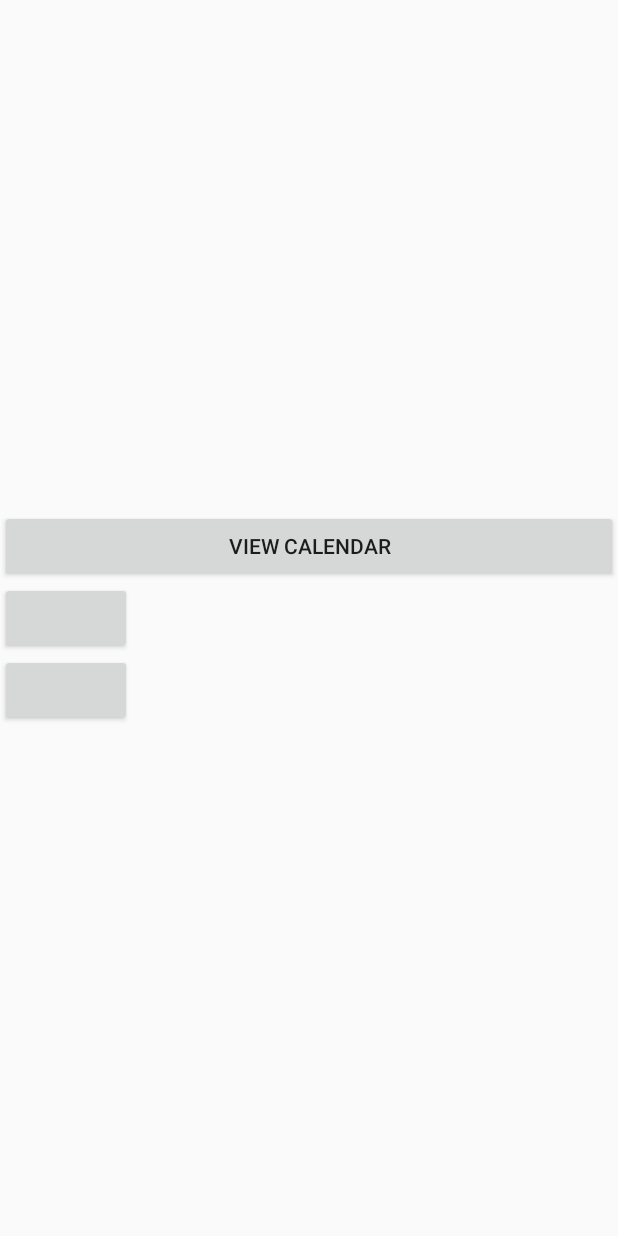
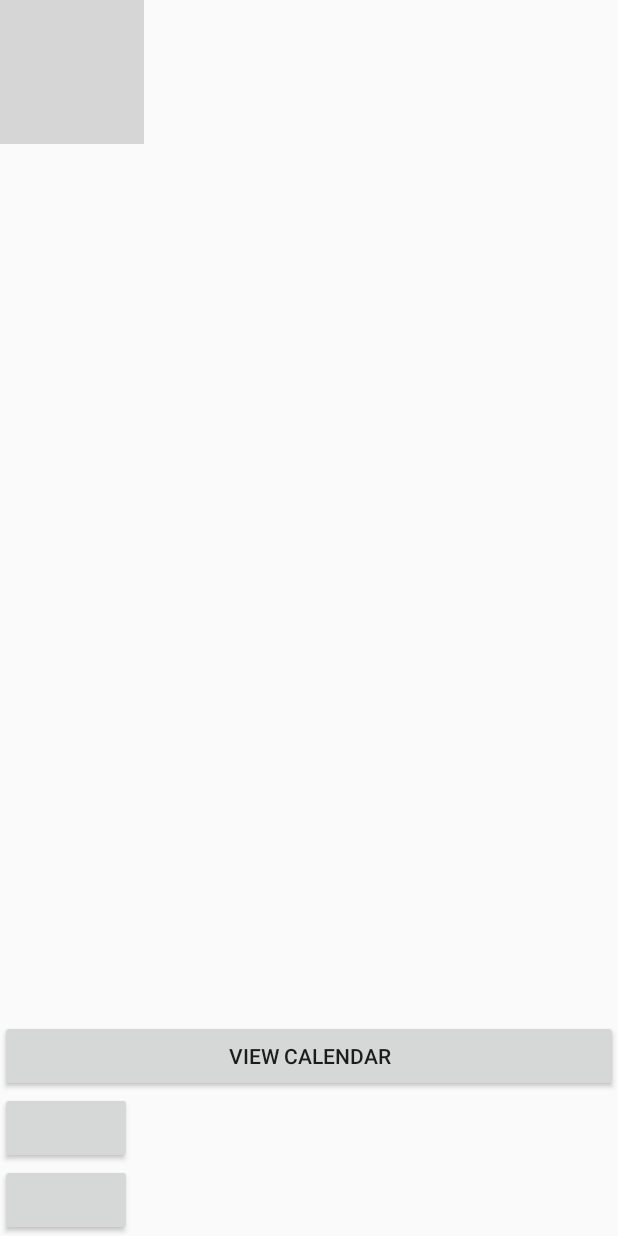
Before and after one commit to ayetee/MAD, an Android app: the layout activity_main.xml on its own in the app's theme, with its tools: preview values and no code run, on a phone screen of 412 x 824 dp. Run offline under Robolectric (Android 15) with nearby library versions, the light colour scheme and no system bars; plain views replace LoginButton, TwitterLoginButton; grey boxes are pictures that could not be loaded.

Commit message:
prettied up xml layouts

```diff
--- a/app/src/main/AndroidManifest.xml
+++ b/app/src/main/AndroidManifest.xml
@@ -5,9 +5,9 @@
     <application
         android:allowBackup="true"
         android:name="com.orm.SugarApp"
-        android:icon="@mipmap/ic_launcher"
+        android:icon="@mipmap/ic_launcher_calendar"
         android:label="@string/app_name"
-        android:roundIcon="@mipmap/ic_launcher_round"
+        android:roundIcon="@mipmap/ic_launcher_round_calendar"
         android:supportsRtl="true"
         android:theme="@style/AppTheme">
         <meta-data android:name="DATABASE" android:value="madmad10.db"/>
--- a/app/src/main/java/com/mad/assignment11453798/Activity/CalendarActivity.java
+++ b/app/src/main/java/com/mad/assignment11453798/Activity/CalendarActivity.java
@@ -46,7 +46,7 @@ public class CalendarActivity extends MainActivity{
     @Override
     protected void onCreate(Bundle savedInstanceState) {
         super.onCreate(savedInstanceState);
-        setContentView(R.layout.activity_calendar);
+        setContentView(R.layout.calendar_content);
 
         initialiseCalendar();
 
--- a/app/src/main/res/layout/activity_main.xml
+++ b/app/src/main/res/layout/activity_main.xml
@@ -9,28 +9,28 @@
     <RelativeLayout
         android:id="@+id/main_top_layout"
         android:layout_width="match_parent"
-        android:layout_height="wrap_content"
-        android:layout_above="@+id/main_center_layout"
-        android:layout_weight="1">
+        android:layout_height="0dp"
+        android:layout_weight="10">
+        <ImageView
+            android:id="@+id/main_iv"
+            android:layout_width="wrap_content"
+            android:layout_height="wrap_content"
+            android:src="@drawable/main_calendar_image"/>
     </RelativeLayout>
-    <LinearLayout
+    <RelativeLayout
         android:id="@+id/main_center_layout"
-        android:layout_width="match_parent"
-        android:layout_height="wrap_content"
-        android:orientation="vertical"
-        android:gravity="center">
+        android:layout_width="wrap_content"
+        android:layout_height="wrap_content">
         <Button
             android:id="@+id/main_view_calendar_btn"
             android:layout_width="match_parent"
             android:layout_height="wrap_content"
             android:text="@string/main_view_calendar_text"/>
-    </LinearLayout>
+    </RelativeLayout>
     <RelativeLayout
         android:id="@+id/main_bottom_layout"
         android:layout_width="match_parent"
-        android:layout_height="wrap_content"
-        android:layout_below="@id/main_center_layout"
-        android:layout_weight="1">
+        android:layout_height="wrap_content">
         <LinearLayout
             android:layout_width="match_parent"
             android:layout_height="wrap_content"
--- a/app/src/main/res/values/colors.xml
+++ b/app/src/main/res/values/colors.xml
@@ -3,4 +3,6 @@
     <color name="colorPrimary">#3F51B5</color>
     <color name="colorPrimaryDark">#303F9F</color>
     <color name="colorAccent">#FF4081</color>
+    <color name="colorTwitterLightBlue">#33CCFF</color>
+    <color name="colorGoogleRed">#D85334</color>
 </resources>
```
Also changed, not shown: app/src/main/res/layout/activity_calendar.xml (+10 -0 lines), app/src/main/res/layout/date_content.xml (+25 -19 lines), app/src/main/res/layout/fb_event_item.xml (+23 -17 lines), app/src/main/res/layout/twitter_tweet_item.xml (+7 -3 lines), app/src/main/ic_launcher_calendar-web.png (added).
